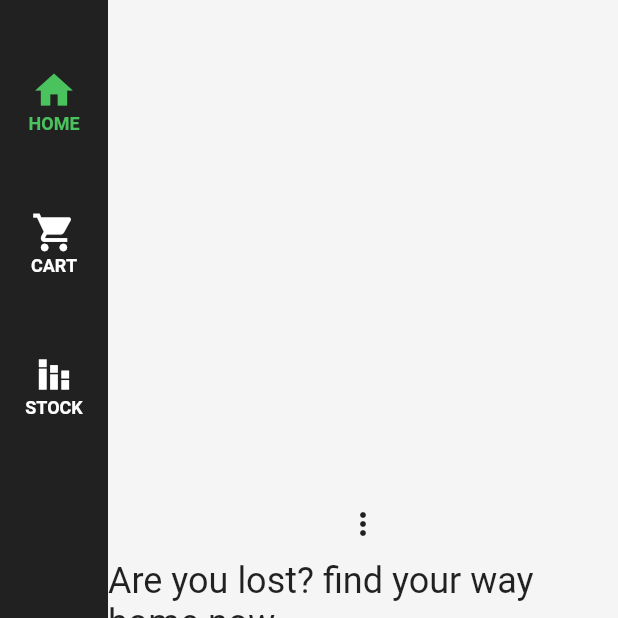
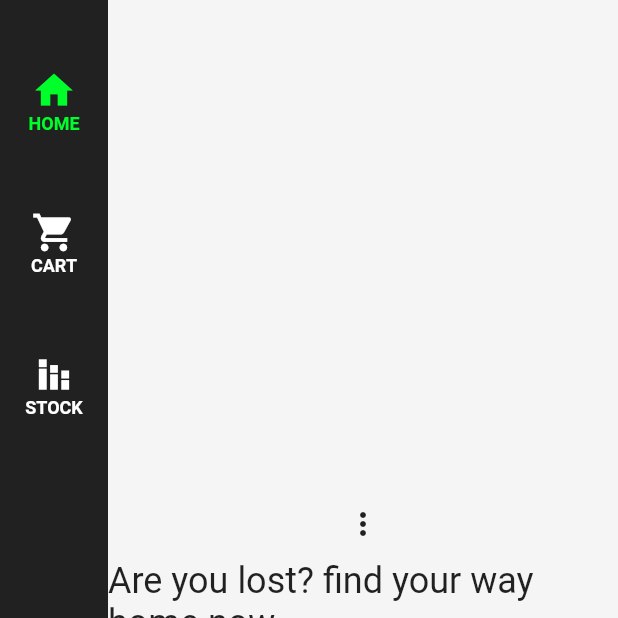
Before and after one commit to emonxcode/DokanHishabee-App, a Flutter app: the screen it shows after launch, on a phone screen of 412 x 824 dp, the top half of it. Run offline on Flutter 3.47's test engine with Material 2 defaults, Android fonts, the phone set to English and light mode, and no system bars; our stand-ins replace flutter_riverpod, shared_preferences; missing offline and left inert: simple_animation_transition.

```diff
--- a/lib/src/views/home_two.dart
+++ b/lib/src/views/home_two.dart
@@ -13,6 +13,7 @@ class HomeScreenTwo extends ConsumerWidget {
   @override
   Widget build(BuildContext context, WidgetRef ref) {
     final themeModeState = ref.read(themesProvider);
+
     return Scaffold(
       body: SlideAnimatedWidget(
         direction: SlideDirectionType.fromOffset,
--- a/lib/src/views/navigation/widgets/sideMenuButton.dart
+++ b/lib/src/views/navigation/widgets/sideMenuButton.dart
@@ -26,9 +26,7 @@ class SideMenuButton extends ConsumerWidget {
     return InkWell(
       onTap: () {
         ref.read(sideNavigationProvider.notifier).changeSideView(screen);
-        ref
-            .read(sideNavigationProvider.notifier)
-            .setColorValue(menuColorIndex);
+        ref.read(sideNavigationProvider.notifier).setColorValue(menuColorIndex);
       },
       child: Container(
         height: context.height * .115,
@@ -42,14 +40,14 @@ class SideMenuButton extends ConsumerWidget {
               size: 30,
               color: menuColorValue == 0
                   ? Colors.white
-                  : const Color.fromARGB(255, 74, 195, 94),
+                  : Color.fromARGB(255, 0, 255, 42),
             ),
             Text(
               label,
               style: Styles.sideMenuLabel.copyWith(
                 color: menuColorValue == 0
                     ? Colors.white
-                    : const Color.fromARGB(255, 74, 195, 94),
+                    : Color.fromARGB(255, 0, 255, 42),
               ),
             ),
           ],
```
Also changed, not shown: pubspec.yaml (+7 -0 lines), assets/logo/app_logo.png (added), pubspec.lock, 28 other files.
